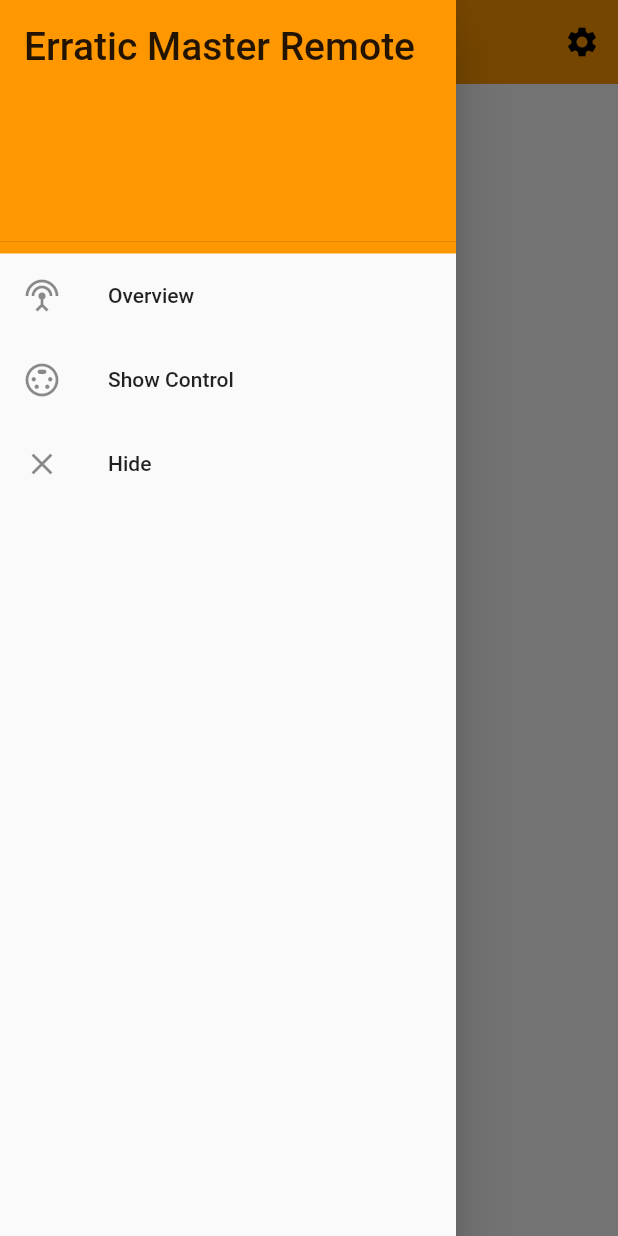
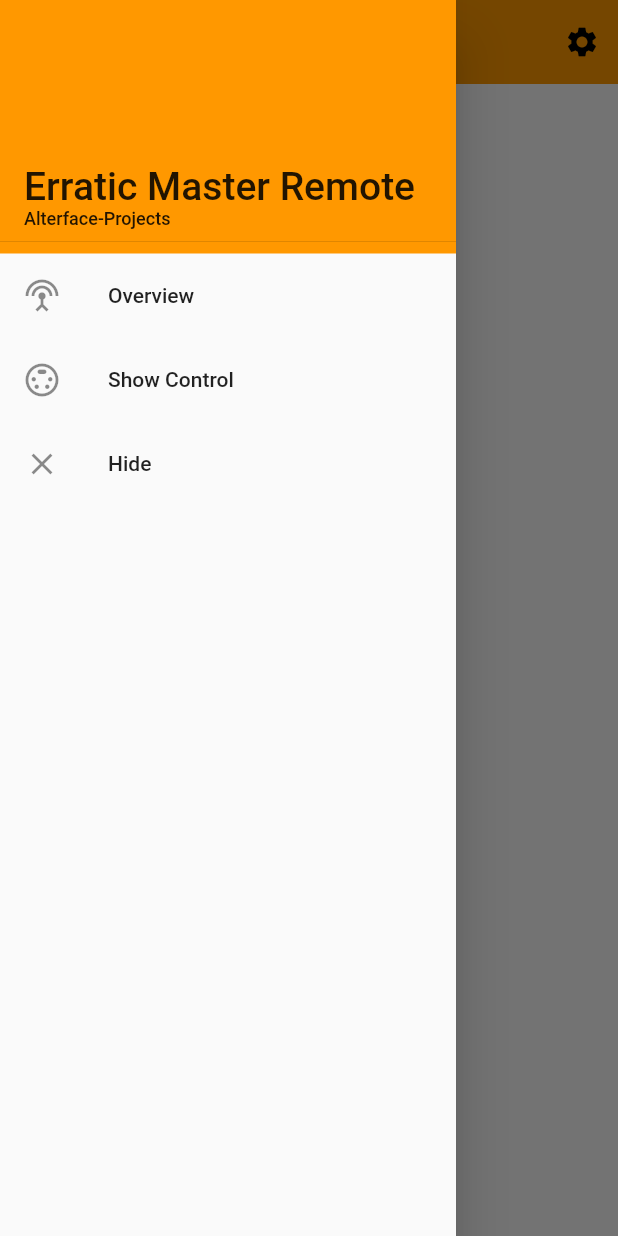
Before and after one commit to MacFurax/flutter_test_drawer, a Flutter app: the screen it shows after launch, in the side drawer, after a tap on "Overview", on a phone screen of 412 x 824 dp. Run offline on Flutter 3.47's test engine with Material 2 defaults, Android fonts, the phone set to English and light mode, and no system bars.

Commit message:
put drawer in a separate file, doesn't work with AppBar :-(

```diff
--- /dev/null
+++ b/lib/drawer.dart
@@ -0,0 +1,50 @@
+import 'package:flutter/material.dart';
+
+class MyDrawer extends StatelessWidget{
+  @override
+   Widget build( BuildContext context){
+    return new Drawer(
+       child:new ListView(
+         children: <Widget>[
+           new Container(
+             color: Colors.orange,
+              child : new DrawerHeader(
+                child :new Container(
+                  alignment: Alignment.bottomLeft,
+                  child : new Column(
+                    crossAxisAlignment: CrossAxisAlignment.start,
+                    mainAxisSize: MainAxisSize.min,
+                    children: <Widget>[
+                      Text('Erratic Master Remote', style: TextStyle(fontSize: 26.0)),
+                      Text('Alterface-Projects', style: TextStyle(fontSize: 12.0)),
+                    ],
+                  ),
+                ),
+              ),
+           ),
+           new ListTile(
+             title: new Text('Overview'),
+             leading: new Icon(Icons.settings_input_antenna),
+             onTap: (){
+               print('Show Status page');
+             },
+           ),
+           new ListTile(
+             title: new Text('Show Control'),
+             leading: new Icon(Icons.settings_input_svideo),
+             onTap: (){
+               print('Show Show control page');
+             },
+           ),
+           new ListTile(
+             title: new Text('Hide'),
+             leading: new Icon(Icons.close),
+             onTap: (){
+               Navigator.of(context).pop();
+             },
+           ),
+         ],
+       ),
+     );
+  }
+}
--- a/lib/main.dart
+++ b/lib/main.dart
@@ -1,4 +1,6 @@
+
 import 'package:flutter/material.dart';
+import 'drawer.dart';
 
 void main() => runApp(new MyApp());
 
@@ -7,7 +9,10 @@ class MyApp extends StatelessWidget {
   @override
   Widget build(BuildContext context) {
     return new MaterialApp(
-      theme: new ThemeData(primarySwatch: Colors.orange),
+      theme: new ThemeData(
+        primarySwatch: Colors.orange,
+        splashColor: Colors.orange[900],
+        highlightColor: Colors.orange[200]),
       home: new HomePage(),
     );
 
@@ -31,41 +36,7 @@ class HomePage extends StatelessWidget{
           ),
         ],
       ),
-     drawer: new Drawer(
-       child:new ListView(
-         children: <Widget>[
-           new Container(
-             color: Colors.orange,
-              child : new DrawerHeader(
-                child : new Text('Erratic Master Remote',
-                                  style: TextStyle(fontSize: 26.0),
-                                ),
-              ),
-           ),
-           new ListTile(
-             title: new Text('Overview'),
-             leading: new Icon(Icons.settings_input_antenna),
-             onTap: (){
-               print('Show Status page');
-             },
-           ),
-           new ListTile(
-             title: new Text('Show Control'),
-             leading: new Icon(Icons.settings_input_svideo),
-             onTap: (){
-               print('Show Show control page');
-             },
-           ),
-           new ListTile(
-             title: new Text('Hide'),
-             leading: new Icon(Icons.close),
-             onTap: (){
-               Navigator.of(context).pop();
-             },
-           ),
-         ],
-       ),
-     ),
+     drawer: new MyDrawer(),
      body: new Container(
        child: new Center(
          child: new Text("Home Page"),
```
Lines whose indentation alone changed are shown as unchanged.
